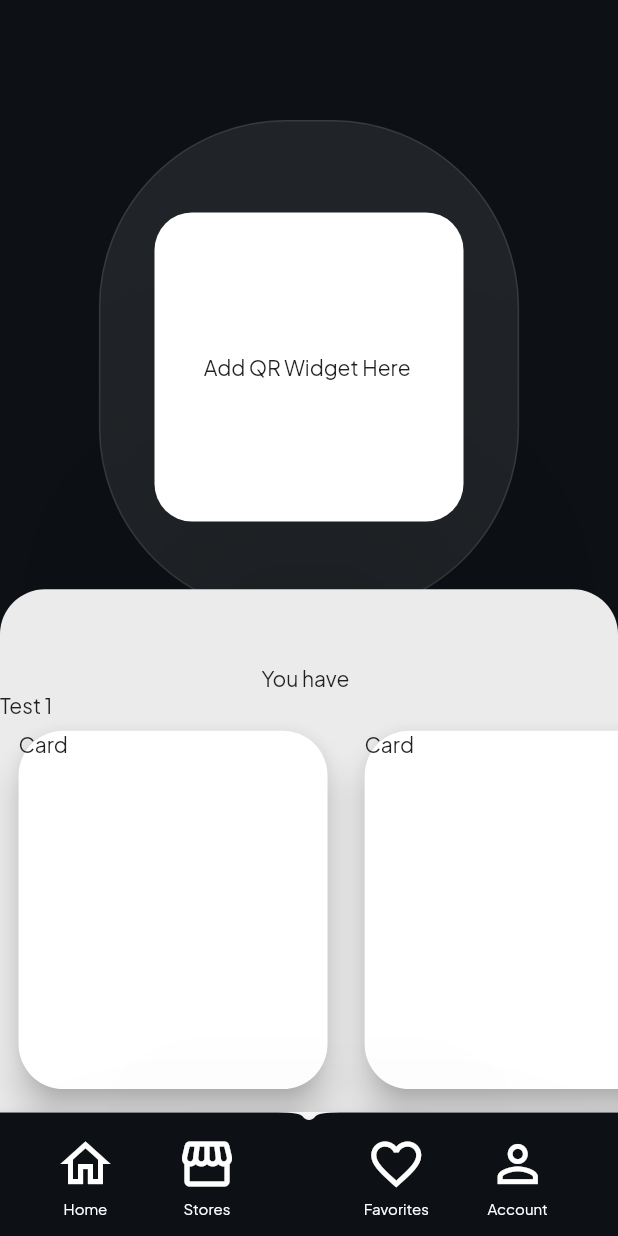
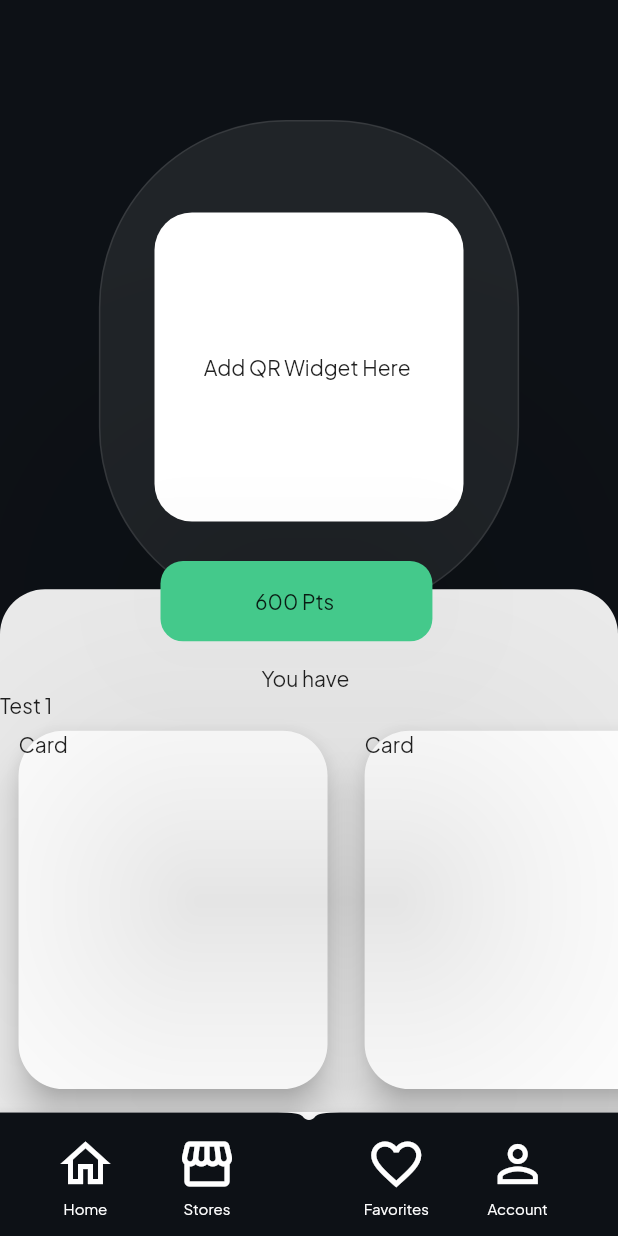
Before and after one commit to JustinChuangGit/bizi, a Flutter app: the screen it shows once a user with an empty profile is signed in, on a phone screen of 412 x 824 dp. Run offline on Flutter 3.47's test engine with Material 2 defaults, Android fonts, the phone set to English and light mode, and no system bars; our stand-ins replace cloud_firestore, email_validator, firebase_auth, firebase_core, get; accounts and stored records are empty.

Commit message:
Current Point Banner adjusted to be in the tight spot but will have to be modified later to reflect different size screens

```diff
--- a/lib/screens/customerHomeScreen/components/currentPointsBanner.dart
+++ b/lib/screens/customerHomeScreen/components/currentPointsBanner.dart
@@ -8,9 +8,11 @@ class currentPointsBanner extends StatelessWidget {
 
   @override
   Widget build(BuildContext context) {
-    return Positioned.fill(
+    return Positioned.directional(
+      textDirection: Directionality.of(context),
       //Green Card
-      top: -400,
+      top: 290,
+      start: width * 0.25,
       child: Align(
         alignment: Alignment.center,
         child: Card(
```
